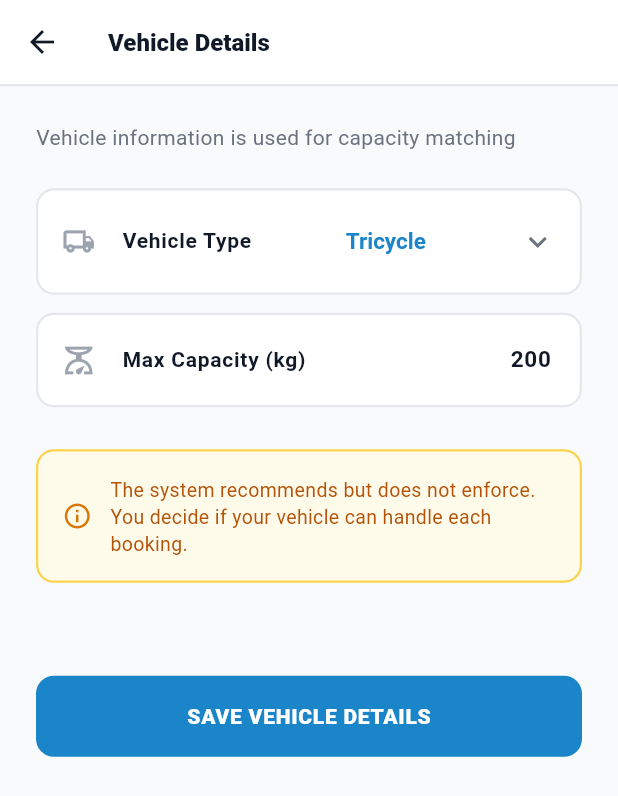
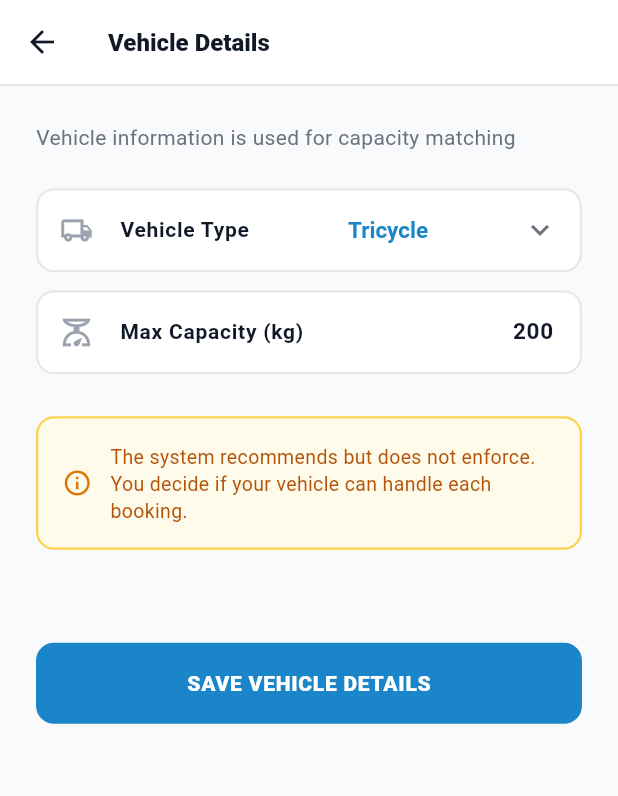
Before and after one commit to madarax092/kilotap, a Flutter app: the VehicleDetailsPage screen opened directly, on a phone screen of 412 x 824 dp. Shown: the top 796 px of the screen. Run offline on Flutter 3.47's test engine with Material 3 defaults, Android fonts, the phone set to English and light mode, and no system bars; our stand-ins replace cloud_firestore, firebase_auth, firebase_core, hive_flutter; accounts and stored records are empty; generated files the repository leaves out were written again; Roboto replaces fonts that are missing (Arial).

Commit message:
Fix ALL remaining ListTile ink errors: Container+BoxDecoration -> Material in vehicle_details + pickup_prefs

```diff
--- a/lib/screens/collector/vehicle_details_page.dart
+++ b/lib/screens/collector/vehicle_details_page.dart
@@ -43,12 +43,11 @@ class _VehicleDetailsPageState extends State<VehicleDetailsPage> {
               style: TextStyle(fontSize: 14, color: Color(0xFF6B7280))),
           const SizedBox(height: 24),
           // Vehicle type
-          Container(
-            padding: const EdgeInsets.symmetric(vertical: 6),
-            decoration: BoxDecoration(
+          Material(
         color: Colors.white,
+        shape: RoundedRectangleBorder(
           borderRadius: BorderRadius.circular(12),
-              border: Border.all(color: const Color(0xFFE5E7EB), width: 1.5),
+          side: const BorderSide(color: Color(0xFFE5E7EB), width: 1.5),
         ),
         child: ListTile(
               leading: const Icon(Icons.local_shipping_outlined, color: Color(0xFF9CA3AF), size: 22),
@@ -73,12 +72,11 @@ class _VehicleDetailsPageState extends State<VehicleDetailsPage> {
           ),
           const SizedBox(height: 12),
           // Capacity
-          Container(
-            padding: const EdgeInsets.symmetric(vertical: 2),
-            decoration: BoxDecoration(
+          Material(
         color: Colors.white,
+        shape: RoundedRectangleBorder(
           borderRadius: BorderRadius.circular(12),
-              border: Border.all(color: const Color(0xFFE5E7EB), width: 1.5),
+          side: const BorderSide(color: Color(0xFFE5E7EB), width: 1.5),
         ),
         child: ListTile(
               leading: const Icon(Icons.scale_outlined, color: Color(0xFF9CA3AF), size: 22),
```
Lines whose indentation alone changed are shown as unchanged.
